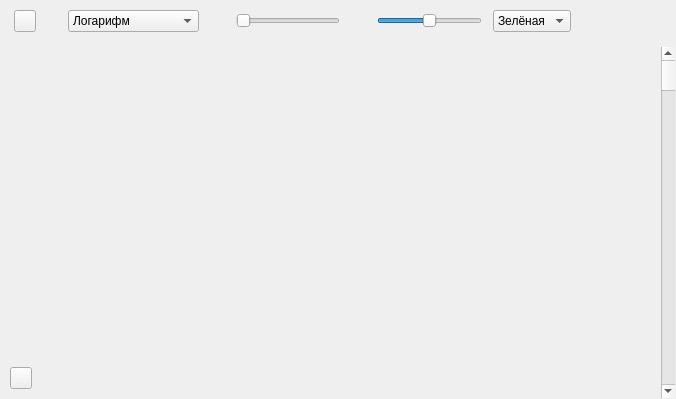
alexvrn/rmo, file ui/GraphicTime.ui: the form before one commit.
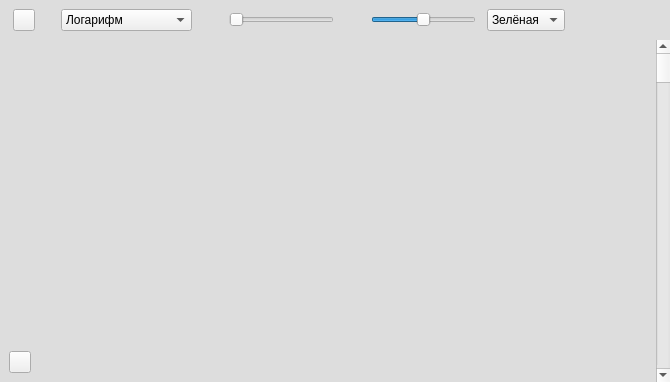
The form after the commit. Icons and pictures are not drawn. Custom widgets are drawn as their Qt base class.

```diff
--- a/ui/GraphicTime.ui
+++ b/ui/GraphicTime.ui
@@ -6,25 +6,57 @@
    <rect>
     <x>0</x>
     <y>0</y>
-    <width>676</width>
-    <height>399</height>
+    <width>670</width>
+    <height>382</height>
    </rect>
   </property>
   <property name="windowTitle">
    <string>Form</string>
   </property>
+  <layout class="QGridLayout" name="gridLayout">
+   <property name="leftMargin">
+    <number>0</number>
+   </property>
+   <property name="topMargin">
+    <number>0</number>
+   </property>
+   <property name="rightMargin">
+    <number>0</number>
+   </property>
+   <property name="bottomMargin">
+    <number>0</number>
+   </property>
+   <property name="spacing">
+    <number>0</number>
+   </property>
+   <item row="0" column="0">
+    <widget class="QFrame" name="frame">
+     <property name="styleSheet">
+      <string notr="true">QFrame {
+  background-color: rgb(221, 221, 221);
+}</string>
+     </property>
+     <property name="frameShape">
+      <enum>QFrame::NoFrame</enum>
+     </property>
+     <property name="frameShadow">
+      <enum>QFrame::Plain</enum>
+     </property>
   <layout class="QVBoxLayout" name="verticalLayout">
+      <property name="spacing">
+       <number>0</number>
+      </property>
    <property name="leftMargin">
-    <number>1</number>
+       <number>0</number>
    </property>
    <property name="topMargin">
-    <number>1</number>
+       <number>0</number>
    </property>
    <property name="rightMargin">
-    <number>1</number>
+       <number>0</number>
    </property>
    <property name="bottomMargin">
-    <number>1</number>
+       <number>0</number>
    </property>
    <item>
     <layout class="QHBoxLayout" name="horizontalLayout_2">
@@ -397,6 +429,9 @@
       </widget>
      </item>
     </layout>
+      </item>
+     </layout>
+    </widget>
    </item>
   </layout>
  </widget>
```
Lines whose indentation alone changed are shown as unchanged.
